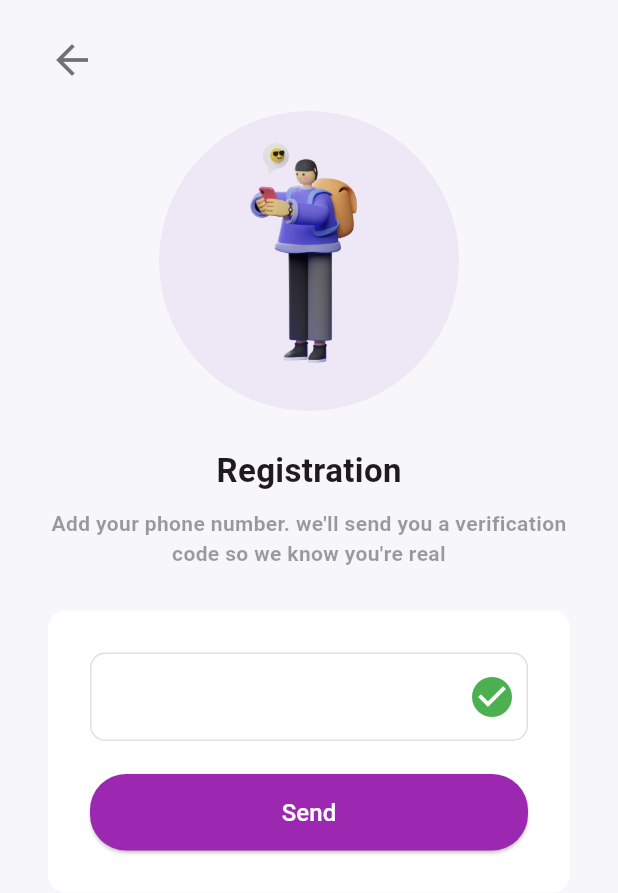
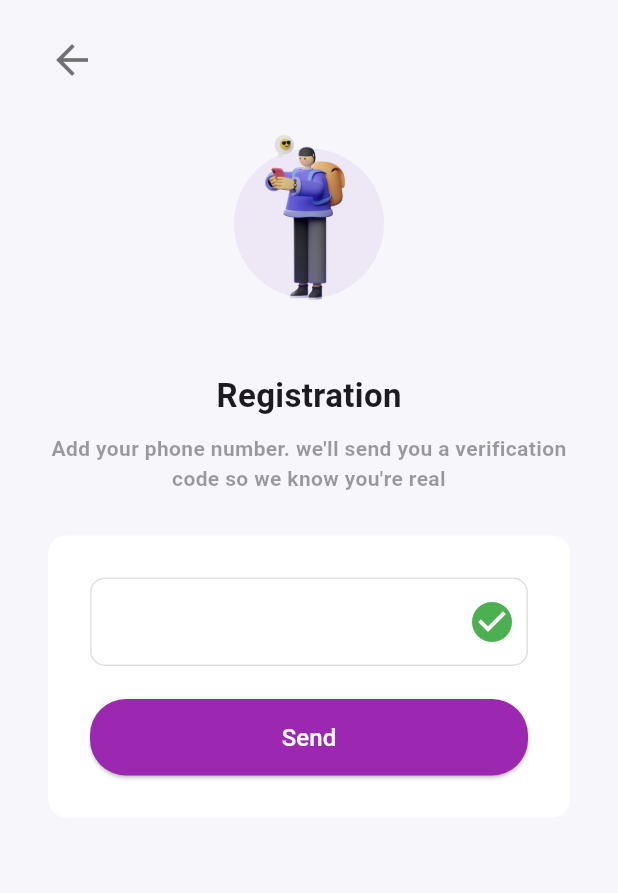
Before and after one commit to lonebhen/driving-guide-flutter, a Flutter app: the screen it shows after launch, after a tap on "SKIP", after a tap on "Create Account", on a phone screen of 412 x 824 dp. Shown: the top 893 px of the screen. Run offline on Flutter 3.47's test engine with Material 3 defaults, Android fonts, the phone set to English and light mode, and no system bars; our stand-ins replace audioplayers, flutter_tts, image_picker, shared_preferences.

Commit message:
onboarding

```diff
--- a/lib/screens/authentication/register.dart
+++ b/lib/screens/authentication/register.dart
@@ -1,6 +1,6 @@
 import 'package:flutter/material.dart';
-
 import 'otp.dart';
+import 'package:driving_guide/providers/otp_provider.dart';
 
 class Register extends StatefulWidget {
   const Register({super.key});
@@ -10,14 +10,49 @@ class Register extends StatefulWidget {
 }
 
 class _RegisterState extends State<Register> {
+  final TextEditingController _phoneController = TextEditingController();
+  final OtpProvider _apiService = OtpProvider();
+  bool _isLoading = false;
+  String? _errorMessage;
+
+  Future<void> _sendOtp() async {
+    final msisdn = _phoneController.text;
+    if (msisdn.isEmpty) {
+      setState(() {
+        _errorMessage = 'Please enter your phone number';
+      });
+      return;
+    }
+
+    setState(() {
+      _isLoading = true;
+      _errorMessage = null;
+    });
+
+    final response = await _apiService.generateOtp(msisdn);
+    setState(() {
+      _isLoading = false;
+    });
+
+    if (response['success']) {
+      Navigator.of(context).push(
+        MaterialPageRoute(builder: (context) => Otp(msisdn: msisdn,)),
+      );
+    } else {
+      setState(() {
+        _errorMessage = response['message'];
+      });
+    }
+  }
+
   @override
   Widget build(BuildContext context) {
     return Scaffold(
       resizeToAvoidBottomInset: false,
-      backgroundColor: Color(0xfff7f6fb),
+      backgroundColor: const Color(0xfff7f6fb),
       body: SafeArea(
         child: Padding(
-          padding: EdgeInsets.symmetric(vertical: 24, horizontal: 32),
+          padding: const EdgeInsets.symmetric(vertical: 24, horizontal: 32),
           child: Column(
             children: [
               Align(
@@ -31,23 +66,17 @@ class _RegisterState extends State<Register> {
                   ),
                 ),
               ),
-              const SizedBox(
-                height: 18,
-              ),
+              const SizedBox(height: 18),
               Container(
-                width: 200,
-                height: 200,
+                width: 100,
+                height: 150,
                 decoration: BoxDecoration(
                   color: Colors.deepPurple.shade50,
                   shape: BoxShape.circle,
                 ),
-                child: Image.asset(
-                  'assets/images/illustration-2.png',
-                ),
+                child: Image.asset('assets/images/illustration-2.png'),
               ),
-              const SizedBox(
-                height: 24,
-              ),
+              const SizedBox(height: 24),
               const Text(
                 'Registration',
                 style: TextStyle(
@@ -55,9 +84,7 @@ class _RegisterState extends State<Register> {
                   fontWeight: FontWeight.bold,
                 ),
               ),
-              const SizedBox(
-                height: 10,
-              ),
+              const SizedBox(height: 10),
               const Text(
                 "Add your phone number. we'll send you a verification code so we know you're real",
                 style: TextStyle(
@@ -67,11 +94,9 @@ class _RegisterState extends State<Register> {
                 ),
                 textAlign: TextAlign.center,
               ),
-              SizedBox(
-                height: 28,
-              ),
+              const SizedBox(height: 28),
               Container(
-                padding: EdgeInsets.all(28),
+                padding: const EdgeInsets.all(28),
                 decoration: BoxDecoration(
                   color: Colors.white,
                   borderRadius: BorderRadius.circular(12),
@@ -79,6 +104,7 @@ class _RegisterState extends State<Register> {
                 child: Column(
                   children: [
                     TextFormField(
+                      controller: _phoneController,
                       keyboardType: TextInputType.number,
                       style: const TextStyle(
                         fontSize: 18,
@@ -86,11 +112,13 @@ class _RegisterState extends State<Register> {
                       ),
                       decoration: InputDecoration(
                         enabledBorder: OutlineInputBorder(
-                            borderSide: BorderSide(color: Colors.black12),
-                            borderRadius: BorderRadius.circular(10)),
+                          borderSide: const BorderSide(color: Colors.black12),
+                          borderRadius: BorderRadius.circular(10),
+                        ),
                         focusedBorder: OutlineInputBorder(
-                            borderSide: BorderSide(color: Colors.black12),
-                            borderRadius: BorderRadius.circular(10)),
+                          borderSide: const BorderSide(color: Colors.black12),
+                          borderRadius: BorderRadius.circular(10),
+                        ),
                         prefix: const Padding(
                           padding: EdgeInsets.symmetric(horizontal: 2),
                           child: Text(
@@ -108,17 +136,19 @@ class _RegisterState extends State<Register> {
                         ),
                       ),
                     ),
-                    const SizedBox(
-                      height: 22,
-                    ),
+                    const SizedBox(height: 22),
+                    if (_errorMessage != null)
+                      Padding(
+                        padding: const EdgeInsets.only(bottom: 8.0),
+                        child: Text(
+                          _errorMessage!,
+                          style: const TextStyle(color: Colors.red),
+                        ),
+                      ),
                     SizedBox(
                       width: double.infinity,
                       child: ElevatedButton(
-                        onPressed: () {
-                          Navigator.of(context).push(
-                            MaterialPageRoute(builder: (context) => Otp()),
-                          );
-                        },
+                        onPressed: _isLoading ? null : _sendOtp,
                         style: ButtonStyle(
                           foregroundColor:
                           MaterialStateProperty.all<Color>(Colors.white),
@@ -131,15 +161,20 @@ class _RegisterState extends State<Register> {
                             ),
                           ),
                         ),
-                        child: const Padding(
-                          padding: EdgeInsets.all(14.0),
-                          child: Text(
+                        child: Padding(
+                          padding: const EdgeInsets.all(14.0),
+                          child: _isLoading
+                              ? const CircularProgressIndicator(
+                            valueColor:
+                            AlwaysStoppedAnimation<Color>(Colors.white),
+                          )
+                              : const Text(
                             'Send',
                             style: TextStyle(fontSize: 16),
                           ),
                         ),
                       ),
-                    )
+                    ),
                   ],
                 ),
               ),
--- a/lib/screens/authentication/welcome.dart
+++ b/lib/screens/authentication/welcome.dart
@@ -24,7 +24,7 @@ class _WelcomeState extends State<Welcome> {
                 width: 140,
               ),
               SizedBox(
-                height: 18,
+                height: 28,
               ),
               Text(
                 "Let's get started",
@@ -46,7 +46,7 @@ class _WelcomeState extends State<Welcome> {
                 textAlign: TextAlign.center,
               ),
               SizedBox(
-                height: 38,
+                height: 58,
               ),
               SizedBox(
                 width: double.infinity,
@@ -79,30 +79,30 @@ class _WelcomeState extends State<Welcome> {
               SizedBox(
                 height: 22,
               ),
-              SizedBox(
-                width: double.infinity,
-                child: ElevatedButton(
-                  onPressed: () {},
-                  style: ButtonStyle(
-                    foregroundColor:
-                    MaterialStateProperty.all<Color>(Colors.purple),
-                    backgroundColor:
-                    MaterialStateProperty.all<Color>(Colors.white),
-                    shape: MaterialStateProperty.all<RoundedRectangleBorder>(
-                      RoundedRectangleBorder(
-                        borderRadius: BorderRadius.circular(24.0),
-                      ),
-                    ),
-                  ),
-                  child: Padding(
-                    padding: EdgeInsets.all(14.0),
-                    child: Text(
-                      'Login',
-                      style: TextStyle(fontSize: 16),
-                    ),
-                  ),
-                ),
-              ),
+              // SizedBox(
+              //   width: double.infinity,
+              //   child: ElevatedButton(
+              //     onPressed: () {},
+              //     style: ButtonStyle(
+              //       foregroundColor:
+              //       MaterialStateProperty.all<Color>(Colors.purple),
+              //       backgroundColor:
+              //       MaterialStateProperty.all<Color>(Colors.white),
+              //       shape: MaterialStateProperty.all<RoundedRectangleBorder>(
+              //         RoundedRectangleBorder(
+              //           borderRadius: BorderRadius.circular(24.0),
+              //         ),
+              //       ),
+              //     ),
+              //     child: Padding(
+              //       padding: EdgeInsets.all(14.0),
+              //       child: Text(
+              //         'Login',
+              //         style: TextStyle(fontSize: 16),
+              //       ),
+              //     ),
+              //   ),
+              // ),
             ],
           ),
         ),
--- a/lib/screens/onboarding/onboarding_screen.dart
+++ b/lib/screens/onboarding/onboarding_screen.dart
@@ -26,8 +26,12 @@ class _OnboardingScreenState extends State<OnboardingScreen> {
 
   int _currentPage = 0;
   List colors = const [
-    Color(0xffDAD3C8),
-    Color(0xffFFE5DE),
+    // Color(0xffDAD3C8),
+    // Color(0xffFFE5DE),
+    // Color(0xffDCF6E6),
+
+    Color(0xffDCF6E6),
+    Color(0xffDCF6E6),
     Color(0xffDCF6E6),
   ];
 
@@ -200,20 +204,58 @@ class _OnboardingScreenState extends State<OnboardingScreen> {
 
 
 
-  void _skipOnboarding() {
+  // void _skipOnboarding() {
+  //   Navigator.pushReplacement(
+  //     context,
+  //     MaterialPageRoute(builder: (context) => const Welcome()),
+  //   );
+  // }
+
+  void _skipOnboarding() async {
+    final prefs = await SharedPreferences.getInstance();
+    final userId = prefs.getString('userId');
+    final localDialect = prefs.getString('local_dialect');
+
+    if (userId != null && localDialect != null) {
+      Navigator.pushReplacement(
+        context,
+        MaterialPageRoute(builder: (context) => const HomeScreen()),
+      );
+    } else {
       Navigator.pushReplacement(
         context,
         MaterialPageRoute(builder: (context) => const Welcome()),
       );
     }
+  }
+
+  // void _completeOnboarding() async {
+  //   final prefs = await SharedPreferences.getInstance();
+  //   await prefs.setBool('onboardingCompleted', true);
+  //   Navigator.pushReplacement(
+  //     context,
+  //     MaterialPageRoute(builder: (context) => const HomeScreen()),
+  //   );
+  // }
 
   void _completeOnboarding() async {
     final prefs = await SharedPreferences.getInstance();
     await prefs.setBool('onboardingCompleted', true);
+
+    final userId = prefs.getString('userId');
+    final localDialect = prefs.getString('local_dialect');
+
+    if (userId != null && localDialect != null) {
       Navigator.pushReplacement(
         context,
         MaterialPageRoute(builder: (context) => const HomeScreen()),
       );
+    } else {
+      Navigator.pushReplacement(
+        context,
+        MaterialPageRoute(builder: (context) => const Welcome()),
+      );
+    }
   }
 
 
```
Also changed, not shown: lib/screens/authentication/otp.dart (+100 -52 lines), lib/screens/authentication/verify_phone.dart (+63 -40 lines), lib/screens/home/splash_screen.dart (+65 -0 lines). Lines whose indentation alone changed are shown as unchanged.
